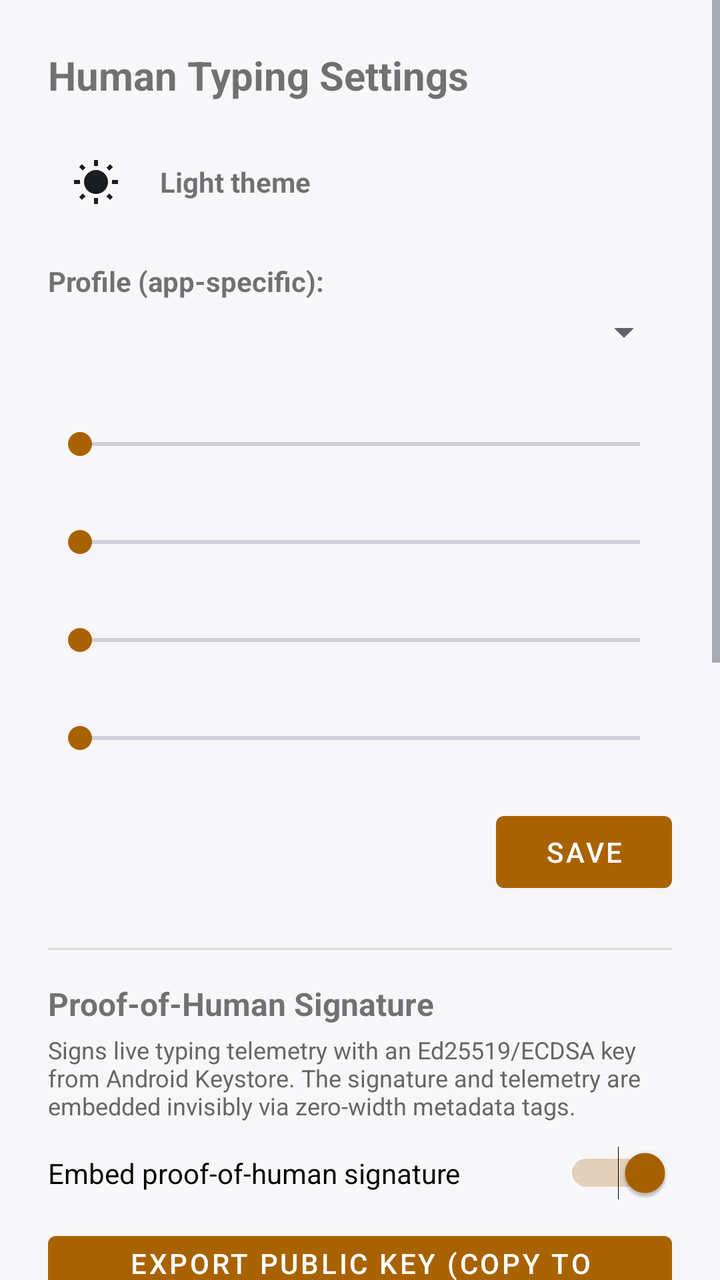
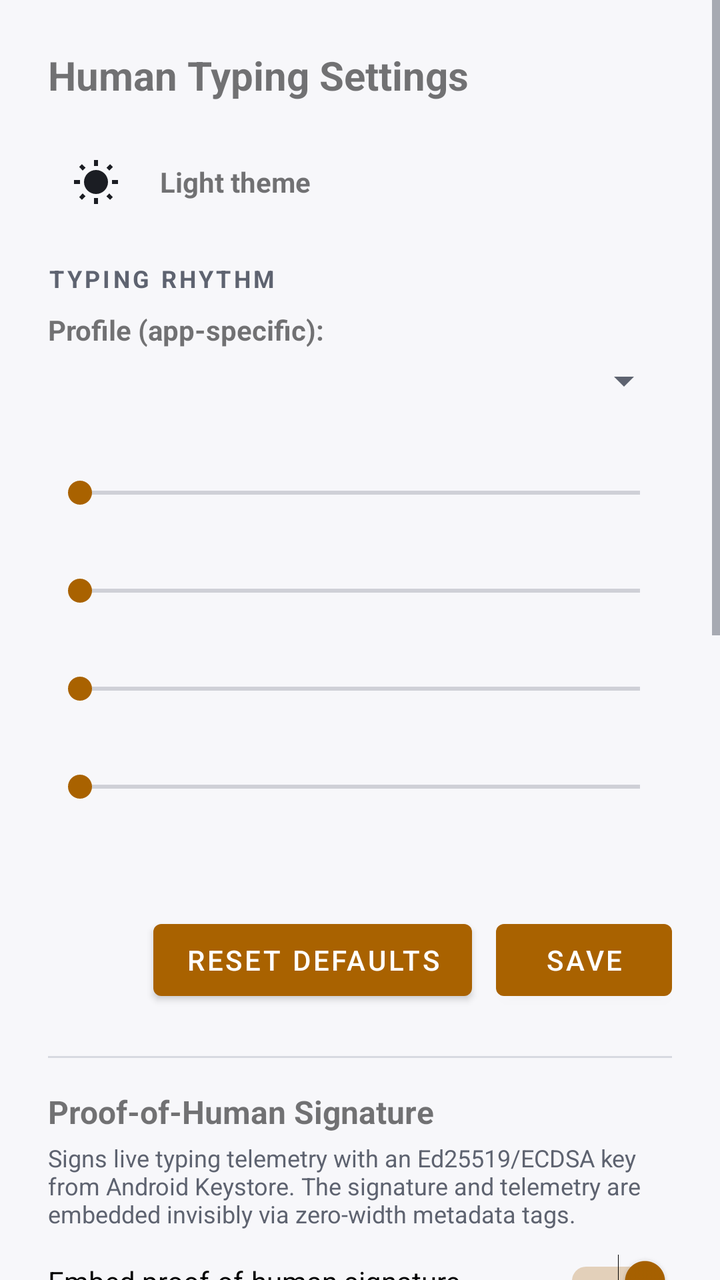

Two renders of the same Android screen: before a commit and after it. Below are the layout's source before the change and the commit's diff.
<!-- AndroidManifest.xml: application theme Theme.HumanTypingIME -->
<!-- res/layout/activity_settings.xml -->
<?xml version="1.0" encoding="utf-8"?>
<ScrollView xmlns:android="http://schemas.android.com/apk/res/android"
    xmlns:app="http://schemas.android.com/apk/res-auto"
    android:layout_width="match_parent"
    android:layout_height="match_parent">

    <LinearLayout
        android:layout_width="match_parent"
        android:layout_height="wrap_content"
        android:orientation="vertical"
        android:padding="24dp">

        <TextView
            android:layout_width="wrap_content"
            android:layout_height="wrap_content"
            android:text="Human Typing Settings"
            android:textSize="20sp"
            android:textStyle="bold"
            android:layout_marginBottom="16dp"/>

        <LinearLayout
            android:layout_width="match_parent"
            android:layout_height="wrap_content"
            android:layout_marginBottom="16dp"
            android:gravity="center_vertical"
            android:orientation="horizontal">
            <ImageButton
                android:id="@+id/btn_theme_toggle"
                android:layout_width="48dp"
                android:layout_height="48dp"
                android:background="?android:attr/selectableItemBackgroundBorderless"
                android:contentDescription="Toggle keyboard theme"
                android:padding="12dp"
                android:src="@drawable/ic_sun"
                app:tint="@color/text_primary" />
            <TextView
                android:id="@+id/tv_theme_mode"
                android:layout_width="wrap_content"
                android:layout_height="wrap_content"
                android:layout_marginStart="8dp"
                android:text="Light theme"
                android:textStyle="bold" />
        </LinearLayout>

        <TextView
            android:layout_width="wrap_content"
            android:layout_height="wrap_content"
            android:text="Profile (app-specific):"
            android:textStyle="bold"
            android:layout_marginBottom="4dp"/>

        <Spinner
            android:id="@+id/sp_profile"
            android:layout_width="match_parent"
            android:layout_height="wrap_content"
            android:layout_marginBottom="16dp"/>

        <TextView android:id="@+id/tv_min" android:layout_width="wrap_content" android:layout_height="wrap_content"/>
        <SeekBar android:id="@+id/sb_min" android:layout_width="match_parent" android:layout_height="wrap_content"/>

        <TextView android:id="@+id/tv_max" android:layout_width="wrap_content" android:layout_height="wrap_content" android:layout_marginTop="12dp"/>
        <SeekBar android:id="@+id/sb_max" android:layout_width="match_parent" android:layout_height="wrap_content"/>

        <TextView android:id="@+id/tv_punct" android:layout_width="wrap_content" android:layout_height="wrap_content" android:layout_marginTop="12dp"/>
        <SeekBar android:id="@+id/sb_punct" android:layout_width="match_parent" android:layout_height="wrap_content"/>

        <TextView android:id="@+id/tv_typo" android:layout_width="wrap_content" android:layout_height="wrap_content" android:layout_marginTop="12dp"/>
        <SeekBar android:id="@+id/sb_typo" android:layout_width="match_parent" android:layout_height="wrap_content"/>

        <Button
            android:id="@+id/btn_save"
            android:layout_width="wrap_content"
            android:layout_height="wrap_content"
            android:text="Save"
            android:layout_marginTop="24dp"
            android:layout_gravity="end"/>

        <View
            android:layout_width="match_parent"
            android:layout_height="1dp"
            android:background="#FFDDDDDD"
            android:layout_marginTop="24dp"
            android:layout_marginBottom="16dp" />

        <TextView
            android:layout_width="wrap_content"
            android:layout_height="wrap_content"
            android:text="Proof-of-Human Signature"
            android:textSize="16sp"
            android:textStyle="bold"
            android:layout_marginBottom="4dp" />

        <TextView
            android:layout_width="wrap_content"
            android:layout_height="wrap_content"
            android:text="Signs live typing telemetry with an Ed25519/ECDSA key from Android Keystore. The signature and telemetry are embedded invisibly via zero-width metadata tags."
            android:textSize="12sp"
            android:textColor="#FF666666"
            android:layout_marginBottom="12dp" />

        <Switch
            android:id="@+id/sw_proof"
            android:layout_width="match_parent"
            android:layout_height="wrap_content"
            android:text="Embed proof-of-human signature"
            android:checked="true"
            android:layout_marginBottom="12dp" />

        <Button
            android:id="@+id/btn_export_pubkey"
            android:layout_width="wrap_content"
            android:layout_height="wrap_content"
            android:text="Export Public Key (Copy to Clipboard)"
            android:layout_marginBottom="16dp" />

        <TextView android:layout_width="wrap_content" android:layout_height="wrap_content" android:text="Accessibility" android:textStyle="bold" android:textSize="16sp" android:layout_marginTop="16dp"/>
        <Switch android:id="@+id/sw_focus" android:layout_width="match_parent" android:layout_height="wrap_content" android:text="Focus mode — larger, reduced keyboard" />
        <Switch android:id="@+id/sw_tts" android:layout_width="match_parent" android:layout_height="wrap_content" android:text="Speak typed characters aloud" />
        <Switch android:id="@+id/sw_slow" android:layout_width="match_parent" android:layout_height="wrap_content" android:text="Slow keys" />
        <Switch android:id="@+id/sw_bounce" android:layout_width="match_parent" android:layout_height="wrap_content" android:text="Bounce keys" />

        <View android:layout_width="match_parent" android:layout_height="1dp" android:layout_marginTop="16dp" android:background="@color/divider" />
        <TextView android:layout_width="wrap_content" android:layout_height="wrap_content" android:layout_marginTop="16dp" android:text="Privacy" android:textStyle="bold" android:textSize="16sp" />
        <TextView android:id="@+id/tv_behavioral_status" android:layout_width="match_parent" android:layout_height="wrap_content" android:layout_marginTop="6dp" android:textColor="@color/text_secondary" android:text="No local typing-rhythm profile saved." />
        <LinearLayout android:layout_width="match_parent" android:layout_height="wrap_content" android:layout_marginTop="8dp" android:orientation="horizontal">
            <Button android:id="@+id/btn_enroll_behavioral" android:layout_width="wrap_content" android:layout_height="wrap_content" android:text="Create rhythm profile" />
            <Button android:id="@+id/btn_clear_behavioral" android:layout_width="wrap_content" android:layout_height="wrap_content" android:layout_marginStart="8dp" android:text="Delete profile" />
        </LinearLayout>

        <View android:layout_width="match_parent" android:layout_height="1dp" android:layout_marginTop="16dp" android:background="@color/divider" />
        <TextView android:layout_width="wrap_content" android:layout_height="wrap_content" android:layout_marginTop="16dp" android:text="Writing" android:textStyle="bold" android:textSize="16sp" />
        <TextView android:layout_width="match_parent" android:layout_height="wrap_content" android:layout_marginTop="6dp" android:text="Rewrite a draft in a separate review screen. You choose whether to copy the result." android:textColor="@color/text_secondary" />
        <Button android:id="@+id/btn_safe_rewrite" android:layout_width="wrap_content" android:layout_height="wrap_content" android:layout_marginTop="8dp" android:text="Open rewrite screen" />

        <Switch android:id="@+id/sw_rewrite" android:layout_width="match_parent" android:layout_height="wrap_content" android:layout_marginTop="8dp" android:text="Rewrite key on keyboard (on-device AI)" />
        <TextView android:id="@+id/tv_ai_status" android:layout_width="match_parent" android:layout_height="wrap_content" android:layout_marginTop="4dp" android:textColor="@color/text_secondary" android:textSize="12sp" android:text="Checking on-device AI availability…" />

    </LinearLayout>
</ScrollView>
<!-- resources referenced by this layout -->
<resources>
  <color name="divider">#D7D9E0</color>
  <color name="text_primary">#1B1D23</color>
  <color name="text_secondary">#5E6370</color>
  <!-- drawable ic_sun (drawable) -->
  <vector xmlns:android="http://schemas.android.com/apk/res/android" android:width="24dp" android:height="24dp" android:viewportWidth="24" android:viewportHeight="24">
      <path android:fillColor="@android:color/white" android:pathData="M6.76,4.84l-1.8,-1.79L3.55,4.46l1.79,1.8 1.42,-1.42zM1,13h3v-2H1v2zM11,1h2v3h-2zM19.04,3.05l-1.79,1.8 1.41,1.41 1.8,-1.79 -1.42,-1.42zM17.24,19.16l1.8,1.79 1.41,-1.41 -1.79,-1.8 -1.42,1.42zM20,11v2h3v-2h-3zM12,6c-3.31,0 -6,2.69 -6,6s2.69,6 6,6 6,-2.69 6,-6 -2.69,-6 -6,-6zM11,23h2v-3h-2v3zM3.55,19.54l1.41,1.41 1.8,-1.79 -1.42,-1.42 -1.79,1.8z" />
  </vector>
  <style name="Theme.HumanTypingIME" parent="Theme.MaterialComponents.DayNight.NoActionBar">
          <item name="android:windowBackground">@color/bg_root</item>
          <item name="android:statusBarColor">@color/bg_root</item>
          <item name="android:navigationBarColor">@color/bg_root</item>
          <item name="android:windowLightStatusBar">false</item>
          <item name="colorPrimary">@color/accent</item>
          <item name="colorAccent">@color/accent</item>
          <item name="android:textColorPrimary">@color/text_primary</item>
          <item name="android:textColorSecondary">@color/text_secondary</item>
      </style>
  <color name="bg_root">#F7F7FA</color>
  <color name="accent">#A96200</color>
</resources>

<!-- the commit's change to res/layout/activity_settings.xml (unified diff, before → after) -->
@@ -3,21 +3,18 @@
     xmlns:app="http://schemas.android.com/apk/res-auto"
     android:layout_width="match_parent"
     android:layout_height="match_parent">
-
     <LinearLayout
         android:layout_width="match_parent"
         android:layout_height="wrap_content"
         android:orientation="vertical"
         android:padding="24dp">
-
         <TextView
             android:layout_width="wrap_content"
             android:layout_height="wrap_content"
             android:text="Human Typing Settings"
             android:textSize="20sp"
             android:textStyle="bold"
-            android:layout_marginBottom="16dp"/>
-
+            android:layout_marginBottom="16dp" />
         <LinearLayout
             android:layout_width="match_parent"
             android:layout_height="wrap_content"
@@ -41,47 +38,52 @@
                 android:text="Light theme"
                 android:textStyle="bold" />
         </LinearLayout>
-
+        <TextView style="@style/SectionHeader" android:text="TYPING RHYTHM" android:layout_marginTop="0dp" />
         <TextView
             android:layout_width="wrap_content"
             android:layout_height="wrap_content"
             android:text="Profile (app-specific):"
             android:textStyle="bold"
-            android:layout_marginBottom="4dp"/>
-
+            android:layout_marginBottom="4dp" />
         <Spinner
             android:id="@+id/sp_profile"
             android:layout_width="match_parent"
             android:layout_height="wrap_content"
-            android:layout_marginBottom="16dp"/>
-
-        <TextView android:id="@+id/tv_min" android:layout_width="wrap_content" android:layout_height="wrap_content"/>
-        <SeekBar android:id="@+id/sb_min" android:layout_width="match_parent" android:layout_height="wrap_content"/>
-
-        <TextView android:id="@+id/tv_max" android:layout_width="wrap_content" android:layout_height="wrap_content" android:layout_marginTop="12dp"/>
-        <SeekBar android:id="@+id/sb_max" android:layout_width="match_parent" android:layout_height="wrap_content"/>
-
-        <TextView android:id="@+id/tv_punct" android:layout_width="wrap_content" android:layout_height="wrap_content" android:layout_marginTop="12dp"/>
-        <SeekBar android:id="@+id/sb_punct" android:layout_width="match_parent" android:layout_height="wrap_content"/>
-
-        <TextView android:id="@+id/tv_typo" android:layout_width="wrap_content" android:layout_height="wrap_content" android:layout_marginTop="12dp"/>
-        <SeekBar android:id="@+id/sb_typo" android:layout_width="match_parent" android:layout_height="wrap_content"/>
-
-        <Button
-            android:id="@+id/btn_save"
-            android:layout_width="wrap_content"
+            android:layout_marginBottom="16dp" />
+        <TextView android:id="@+id/tv_min" android:layout_width="wrap_content" android:layout_height="wrap_content" />
+        <SeekBar android:id="@+id/sb_min" android:layout_width="match_parent" android:layout_height="wrap_content" />
+        <TextView android:id="@+id/tv_max" android:layout_width="wrap_content" android:layout_height="wrap_content" android:layout_marginTop="12dp" />
+        <SeekBar android:id="@+id/sb_max" android:layout_width="match_parent" android:layout_height="wrap_content" />
+        <TextView android:id="@+id/tv_punct" android:layout_width="wrap_content" android:layout_height="wrap_content" android:layout_marginTop="12dp" />
+        <SeekBar android:id="@+id/sb_punct" android:layout_width="match_parent" android:layout_height="wrap_content" />
+        <TextView android:id="@+id/tv_typo" android:layout_width="wrap_content" android:layout_height="wrap_content" android:layout_marginTop="12dp" />
+        <SeekBar android:id="@+id/sb_typo" android:layout_width="match_parent" android:layout_height="wrap_content" />
+        
+        <TextView android:id="@+id/tv_preview" android:layout_width="match_parent" android:layout_height="wrap_content" android:layout_marginTop="12dp" android:textColor="@color/text_secondary" android:textSize="13sp" />
+        <LinearLayout
+            android:layout_width="match_parent"
             android:layout_height="wrap_content"
-            android:text="Save"
             android:layout_marginTop="24dp"
-            android:layout_gravity="end"/>
-
+            android:gravity="end"
+            android:orientation="horizontal">
+            <Button
+                android:id="@+id/btn_reset"
+                android:layout_width="wrap_content"
+                android:layout_height="wrap_content"
+                android:text="Reset defaults" />
+            <Button
+                android:id="@+id/btn_save"
+                android:layout_width="wrap_content"
+                android:layout_height="wrap_content"
+                android:layout_marginStart="12dp"
+                android:text="Save" />
+        </LinearLayout>
         <View
             android:layout_width="match_parent"
             android:layout_height="1dp"
-            android:background="#FFDDDDDD"
+            android:background="@color/divider"
             android:layout_marginTop="24dp"
             android:layout_marginBottom="16dp" />
-
         <TextView
             android:layout_width="wrap_content"
             android:layout_height="wrap_content"
@@ -89,15 +91,13 @@
             android:textSize="16sp"
             android:textStyle="bold"
             android:layout_marginBottom="4dp" />
-
         <TextView
             android:layout_width="wrap_content"
             android:layout_height="wrap_content"
             android:text="Signs live typing telemetry with an Ed25519/ECDSA key from Android Keystore. The signature and telemetry are embedded invisibly via zero-width metadata tags."
             android:textSize="12sp"
-            android:textColor="#FF666666"
+            android:textColor="@color/text_secondary"
             android:layout_marginBottom="12dp" />
-
         <Switch
             android:id="@+id/sw_proof"
             android:layout_width="match_parent"
@@ -105,20 +105,17 @@
             android:text="Embed proof-of-human signature"
             android:checked="true"
             android:layout_marginBottom="12dp" />
-
         <Button
             android:id="@+id/btn_export_pubkey"
             android:layout_width="wrap_content"
             android:layout_height="wrap_content"
             android:text="Export Public Key (Copy to Clipboard)"
             android:layout_marginBottom="16dp" />
-
-        <TextView android:layout_width="wrap_content" android:layout_height="wrap_content" android:text="Accessibility" android:textStyle="bold" android:textSize="16sp" android:layout_marginTop="16dp"/>
+        <TextView android:layout_width="wrap_content" android:layout_height="wrap_content" android:text="Accessibility" android:textStyle="bold" android:textSize="16sp" android:layout_marginTop="16dp" />
         <Switch android:id="@+id/sw_focus" android:layout_width="match_parent" android:layout_height="wrap_content" android:text="Focus mode — larger, reduced keyboard" />
         <Switch android:id="@+id/sw_tts" android:layout_width="match_parent" android:layout_height="wrap_content" android:text="Speak typed characters aloud" />
         <Switch android:id="@+id/sw_slow" android:layout_width="match_parent" android:layout_height="wrap_content" android:text="Slow keys" />
         <Switch android:id="@+id/sw_bounce" android:layout_width="match_parent" android:layout_height="wrap_content" android:text="Bounce keys" />
-
         <View android:layout_width="match_parent" android:layout_height="1dp" android:layout_marginTop="16dp" android:background="@color/divider" />
         <TextView android:layout_width="wrap_content" android:layout_height="wrap_content" android:layout_marginTop="16dp" android:text="Privacy" android:textStyle="bold" android:textSize="16sp" />
         <TextView android:id="@+id/tv_behavioral_status" android:layout_width="match_parent" android:layout_height="wrap_content" android:layout_marginTop="6dp" android:textColor="@color/text_secondary" android:text="No local typing-rhythm profile saved." />
@@ -126,14 +123,11 @@
             <Button android:id="@+id/btn_enroll_behavioral" android:layout_width="wrap_content" android:layout_height="wrap_content" android:text="Create rhythm profile" />
             <Button android:id="@+id/btn_clear_behavioral" android:layout_width="wrap_content" android:layout_height="wrap_content" android:layout_marginStart="8dp" android:text="Delete profile" />
         </LinearLayout>
-
         <View android:layout_width="match_parent" android:layout_height="1dp" android:layout_marginTop="16dp" android:background="@color/divider" />
         <TextView android:layout_width="wrap_content" android:layout_height="wrap_content" android:layout_marginTop="16dp" android:text="Writing" android:textStyle="bold" android:textSize="16sp" />
         <TextView android:layout_width="match_parent" android:layout_height="wrap_content" android:layout_marginTop="6dp" android:text="Rewrite a draft in a separate review screen. You choose whether to copy the result." android:textColor="@color/text_secondary" />
         <Button android:id="@+id/btn_safe_rewrite" android:layout_width="wrap_content" android:layout_height="wrap_content" android:layout_marginTop="8dp" android:text="Open rewrite screen" />
-
         <Switch android:id="@+id/sw_rewrite" android:layout_width="match_parent" android:layout_height="wrap_content" android:layout_marginTop="8dp" android:text="Rewrite key on keyboard (on-device AI)" />
         <TextView android:id="@+id/tv_ai_status" android:layout_width="match_parent" android:layout_height="wrap_content" android:layout_marginTop="4dp" android:textColor="@color/text_secondary" android:textSize="12sp" android:text="Checking on-device AI availability…" />
-
     </LinearLayout>
 </ScrollView>
<!-- resource entries referenced after the edit -->
@@ -7,6 +7,7 @@
   <vector xmlns:android="http://schemas.android.com/apk/res/android" android:width="24dp" android:height="24dp" android:viewportWidth="24" android:viewportHeight="24">
       <path android:fillColor="@android:color/white" android:pathData="M6.76,4.84l-1.8,-1.79L3.55,4.46l1.79,1.8 1.42,-1.42zM1,13h3v-2H1v2zM11,1h2v3h-2zM19.04,3.05l-1.79,1.8 1.41,1.41 1.8,-1.79 -1.42,-1.42zM17.24,19.16l1.8,1.79 1.41,-1.41 -1.79,-1.8 -1.42,1.42zM20,11v2h3v-2h-3zM12,6c-3.31,0 -6,2.69 -6,6s2.69,6 6,6 6,-2.69 6,-6 -2.69,-6 -6,-6zM11,23h2v-3h-2v3zM3.55,19.54l1.41,1.41 1.8,-1.79 -1.42,-1.42 -1.79,1.8z" />
   </vector>
+  <style name="SectionHeader"><item name="android:layout_width">wrap_content</item><item name="android:layout_height">wrap_content</item><item name="android:layout_marginTop">@dimen/space_l</item><item name="android:layout_marginBottom">@dimen/space_s</item><item name="android:textColor">@color/text_secondary</item><item name="android:textSize">@dimen/label_size</item><item name="android:letterSpacing">0.12</item><item name="android:textStyle">bold</item></style>
   <style name="Theme.HumanTypingIME" parent="Theme.MaterialComponents.DayNight.NoActionBar">
           <item name="android:windowBackground">@color/bg_root</item>
           <item name="android:statusBarColor">@color/bg_root</item>
@@ -17,6 +18,9 @@
           <item name="android:textColorPrimary">@color/text_primary</item>
           <item name="android:textColorSecondary">@color/text_secondary</item>
       </style>
+  <dimen name="space_l">24dp</dimen>
+  <dimen name="space_s">8dp</dimen>
+  <dimen name="label_size">12sp</dimen>
   <color name="bg_root">#F7F7FA</color>
   <color name="accent">#A96200</color>
 </resources>
